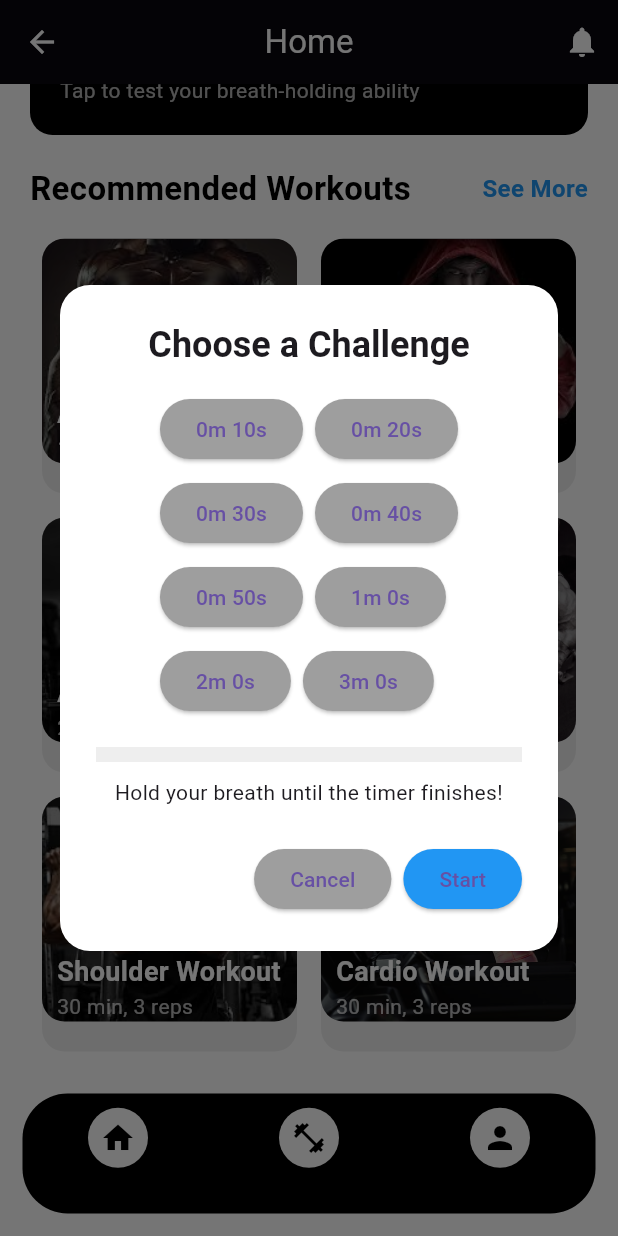
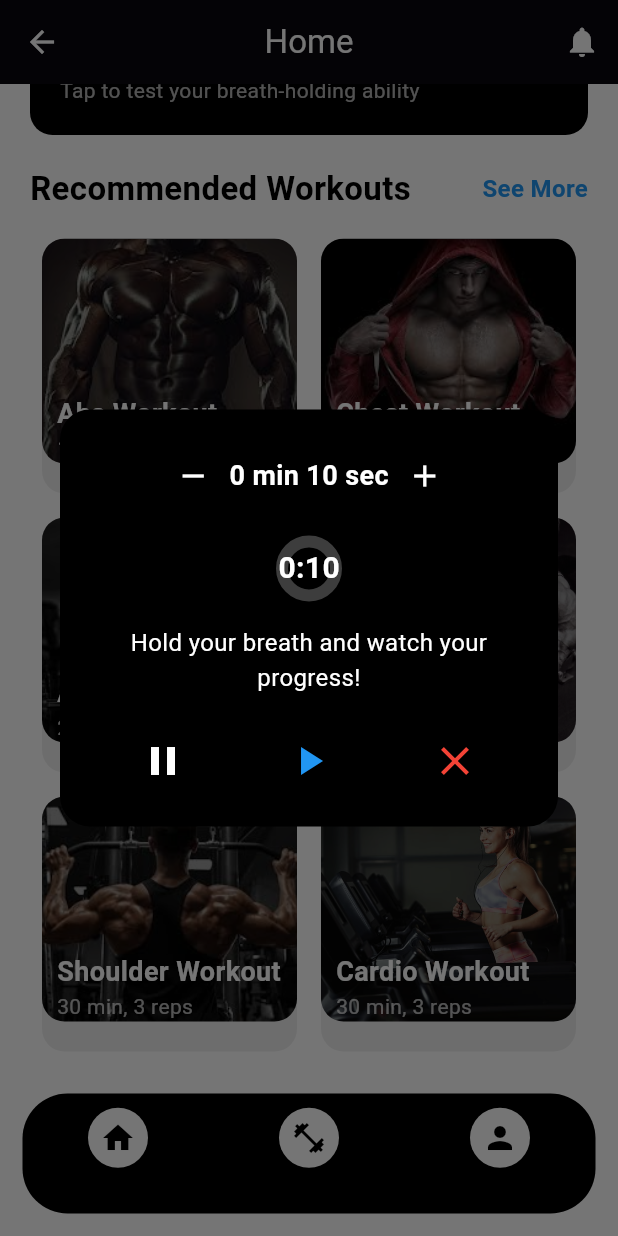
Before and after one commit to Abdimahad1/fitness_app_nodeJS, a Flutter app: the HomeScreen screen opened directly, scrolled down 142 dp, after a tap on "Daily Breath Test", on a phone screen of 412 x 824 dp. Run offline on Flutter 3.47's test engine with Material 3 defaults, Android fonts, the phone set to English and light mode, and no system bars; our stand-ins replace animated_text_kit, get.

```diff
--- a/lib/main.dart
+++ b/lib/main.dart
@@ -24,7 +24,7 @@ class MyApp extends StatelessWidget {
       theme: ThemeData(
         primarySwatch: Colors.blue,
       ),
-      home: const HomeScreen(), // Set StartNowScreen as the initial screen
+      home: const HelloScreen(), // Set StartNowScreen as the initial screen
     );
   }
 }
--- a/lib/screens/mainScreens/home.dart
+++ b/lib/screens/mainScreens/home.dart
@@ -18,10 +18,13 @@ class _HomeScreenState extends State<HomeScreen> {
   final UserController userController = Get.find<UserController>();
   int _currentIndex = 0; // Track the current index of the bottom navigation bar
   bool _isBreathTestAnimating = false;
-  int _selectedTime = 0;
+  int _selectedTime = 10; // Default time for breath-holding challenge
   Timer? _timer;
   double _progress = 0.0;
   bool _isBreathHolding = false;
+  bool _isPaused = false; // Tracks if the progress is paused
+  List<String> _notifications = []; // Stores breath test results
+  bool _hasNewNotification = false; // Tracks if there are new notifications
 
   // Recommended Workouts List
   final List<Map<String, dynamic>> recommendedWorkouts = [
@@ -108,22 +111,31 @@ class _HomeScreenState extends State<HomeScreen> {
         backgroundColor: Colors.black,
         centerTitle: true,
         actions: [
+          Stack(
+            children: [
               IconButton(
                 icon: const Icon(Icons.notifications, color: Colors.white),
                 onPressed: () {
-              Get.snackbar(
-                "Notifications",
-                "You have no new notifications.",
-                snackPosition: SnackPosition.TOP,
-                backgroundColor: Colors.cyanAccent,
-                colorText: Colors.black,
-                margin: const EdgeInsets.all(10),
-                borderRadius: 15,
-                animationDuration: const Duration(milliseconds: 500),
-                duration: const Duration(seconds: 3),
-                icon: const Icon(Icons.notifications, color: Colors.black),
-              );
+                  setState(() {
+                    _hasNewNotification = false; // Clear red dot
+                  });
+                  _showNotifications();
                 },
+              ),
+              if (_hasNewNotification)
+                Positioned(
+                  top: 10,
+                  right: 10,
+                  child: Container(
+                    height: 10,
+                    width: 10,
+                    decoration: const BoxDecoration(
+                      color: Colors.red,
+                      shape: BoxShape.circle,
+                    ),
+                  ),
+                ),
+            ],
           ),
         ],
       ),
@@ -303,94 +315,144 @@ class _HomeScreenState extends State<HomeScreen> {
       barrierDismissible: false,
       builder: (context) => StatefulBuilder(
         builder: (context, setState) {
-          return AlertDialog(
-            backgroundColor: Colors.white,
+          return Dialog(
+            backgroundColor: Colors.black,
             shape: RoundedRectangleBorder(
               borderRadius: BorderRadius.circular(20),
             ),
-            title: const Text(
-              "Choose a Challenge",
-              style: TextStyle(fontWeight: FontWeight.bold),
-              textAlign: TextAlign.center,
+            child: Padding(
+              padding: const EdgeInsets.all(20),
+              child: Column(
+                mainAxisSize: MainAxisSize.min,
+                crossAxisAlignment: CrossAxisAlignment.center,
+                children: [
+                  // Increment and Decrement Buttons for Time Selection
+                  Row(
+                    mainAxisAlignment: MainAxisAlignment.center,
+                    children: [
+                      IconButton(
+                        onPressed: () {
+                          setState(() {
+                            if (_selectedTime > 10) {
+                              _selectedTime -= 10;
+                            }
+                          });
+                        },
+                        icon: const Icon(Icons.remove, color: Colors.white),
                       ),
-            content: Column(
-              mainAxisSize: MainAxisSize.min,
-              children: [
-                Wrap(
-                  spacing: 8.0,
-                  runSpacing: 8.0,
-                  children: [10, 20, 30, 40, 50, 60, 120, 180].map((time) {
-                    return ElevatedButton(
-                      style: ElevatedButton.styleFrom(
-                        backgroundColor: _selectedTime == time
-                            ? Colors.blue
-                            : Colors.grey,
-                        shape: RoundedRectangleBorder(
-                          borderRadius: BorderRadius.circular(20),
+                      Text(
+                        "${_selectedTime ~/ 60} min ${_selectedTime % 60} sec",
+                        style: const TextStyle(
+                          fontSize: 18,
+                          fontWeight: FontWeight.bold,
+                          color: Colors.white,
                         ),
                       ),
+                      IconButton(
                         onPressed: () {
                           setState(() {
-                          _selectedTime = time;
-                          _progress = 0.0;
+                            if (_selectedTime < 180) {
+                              _selectedTime += 10;
+                            }
                           });
                         },
-                      child: Text("${time ~/ 60}m ${time % 60}s"),
-                    );
-                  }).toList(),
-                ),
-                const SizedBox(height: 20),
-                LinearProgressIndicator(
-                  value: _progress,
-                  backgroundColor: Colors.grey.shade200,
-                  color: Colors.blue,
-                  minHeight: 10,
-                ),
-                const SizedBox(height: 10),
-                const Text(
-                  "Hold your breath until the timer finishes!",
-                  textAlign: TextAlign.center,
+                        icon: const Icon(Icons.add, color: Colors.white),
                       ),
                     ],
                   ),
-            actions: [
-              if (_isBreathHolding)
-                ElevatedButton(
-                  onPressed: () {
+                  const SizedBox(height: 20),
+
+                  // Progress Circle
+                  Stack(
+                    alignment: Alignment.center,
+                    children: [
+                      CircularProgressIndicator(
+                        value: _progress,
+                        backgroundColor: Colors.white24,
+                        color: Colors.blue,
+                        strokeWidth: 8,
+                      ),
+                      Text(
+                        _progress >= 1.0
+                            ? "Done"
+                            : "${_selectedTime ~/ 60}:${_selectedTime % 60}",
+                        style: const TextStyle(
+                          fontSize: 20,
+                          fontWeight: FontWeight.bold,
+                          color: Colors.white,
+                        ),
+                      ),
+                    ],
+                  ),
+                  const SizedBox(height: 20),
+
+                  // Instructions
+                  const Text(
+                    "Hold your breath and watch your progress!",
+                    style: TextStyle(color: Colors.white, fontSize: 16),
+                    textAlign: TextAlign.center,
+                  ),
+                  const SizedBox(height: 20),
+
+                  // Buttons (Pause, Start, Cancel - Icons Only)
+                  Row(
+                    mainAxisAlignment: MainAxisAlignment.spaceAround,
+                    children: [
+                      // Pause Button
+                      IconButton(
+                        onPressed: _isBreathHolding
+                            ? () {
                                 setState(() {
+                                  if (_isPaused) {
+                                    _startBreathTest(setState); // Resume
+                                  } else {
                                     _timer?.cancel();
+                                  }
+                                  _isPaused = !_isPaused;
+                                });
+                              }
+                            : null,
+                        icon: Icon(
+                          _isPaused ? Icons.play_arrow : Icons.pause,
+                          color: Colors.white,
+                        ),
+                        iconSize: 32,
+                      ),
+
+                      // Start Button
+                      IconButton(
+                        onPressed: !_isBreathHolding
+                            ? () {
+                                setState(() {
                                   _progress = 0.0;
-                      _isBreathHolding = false;
+                                  _isBreathHolding = true;
+                                  _startBreathTest(setState);
                                 });
-                  },
-                  style: ElevatedButton.styleFrom(backgroundColor: Colors.red),
-                  child: const Text("Restart"),
+                              }
+                            : null,
+                        icon: const Icon(Icons.play_arrow, color: Colors.blue),
+                        iconSize: 32,
                       ),
-              ElevatedButton(
+
+                      // Cancel Button
+                      IconButton(
                         onPressed: () {
                           Navigator.pop(context);
                           setState(() {
-                    _isBreathHolding = false;
                             _progress = 0.0;
                             _timer?.cancel();
+                            _isBreathHolding = false;
+                            _isPaused = false;
                           });
                         },
-                style: ElevatedButton.styleFrom(backgroundColor: Colors.grey),
-                child: const Text("Cancel"),
-              ),
-              ElevatedButton(
-                onPressed: () {
-                  if (_selectedTime > 0) {
-                    setState(() {
-                      _isBreathHolding = true;
-                    });
-                    _startBreathTest(setState);
-                  }
-                },
-                style: ElevatedButton.styleFrom(backgroundColor: Colors.blue),
-                child: const Text("Start"),
+                        icon: const Icon(Icons.close, color: Colors.red),
+                        iconSize: 32,
                       ),
                     ],
+                  ),
+                ],
+              ),
+            ),
           );
         },
       ),
@@ -411,6 +473,14 @@ class _HomeScreenState extends State<HomeScreen> {
         if (_progress >= 1.0) {
           timer.cancel();
           _isBreathHolding = false;
+          _isPaused = false;
+
+          // Add result to notifications
+          _notifications.add(
+              "You held your breath for $totalTime seconds. Great job!");
+          _hasNewNotification = true;
+
+          // Notify user
           Get.snackbar(
             "Congratulations!",
             "You held your breath for $totalTime seconds!",
@@ -421,6 +491,51 @@ class _HomeScreenState extends State<HomeScreen> {
         }
       });
     });
+  }
+
+  void _showNotifications() {
+    showDialog(
+      context: context,
+      builder: (context) {
+        return Dialog(
+          backgroundColor: Colors.black,
+          shape: RoundedRectangleBorder(
+            borderRadius: BorderRadius.circular(20),
+          ),
+          child: Padding(
+            padding: const EdgeInsets.all(20),
+            child: Column(
+              mainAxisSize: MainAxisSize.min,
+              crossAxisAlignment: CrossAxisAlignment.start,
+              children: [
+                const Text(
+                  "Notifications",
+                  style: TextStyle(
+                    fontSize: 20,
+                    fontWeight: FontWeight.bold,
+                    color: Colors.white,
+                  ),
+                ),
+                const SizedBox(height: 10),
+                if (_notifications.isEmpty)
+                  const Text(
+                    "No notifications yet.",
+                    style: TextStyle(color: Colors.white70),
+                  )
+                else
+                  ..._notifications.map((notification) => Padding(
+                        padding: const EdgeInsets.symmetric(vertical: 5),
+                        child: Text(
+                          notification,
+                          style: const TextStyle(color: Colors.white),
+                        ),
+                      )),
+              ],
+            ),
+          ),
+        );
+      },
+    );
   }
 
   Widget _buildExerciseBox(Map<String, dynamic> workout) {
```
Also changed, not shown: lib/screens/mainScreens/profile.dart (+63 -20 lines). Lines whose indentation alone changed are shown as unchanged.
